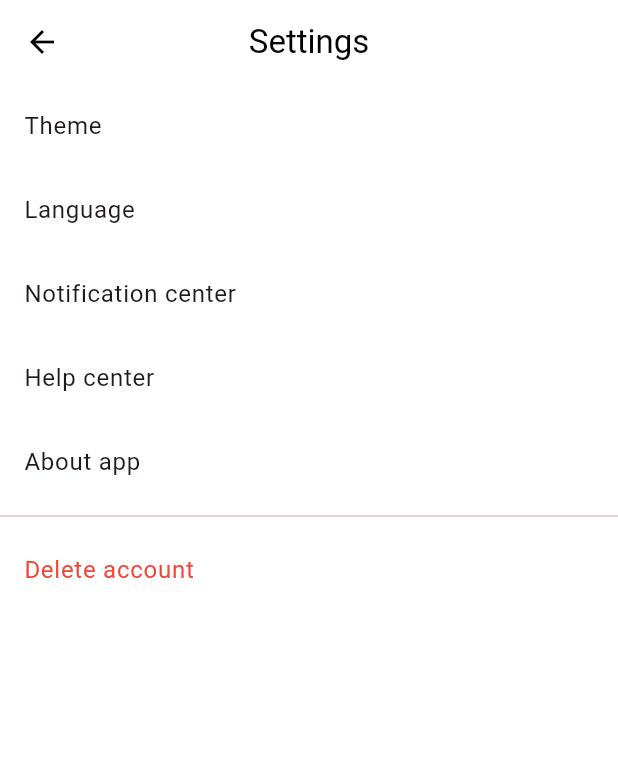
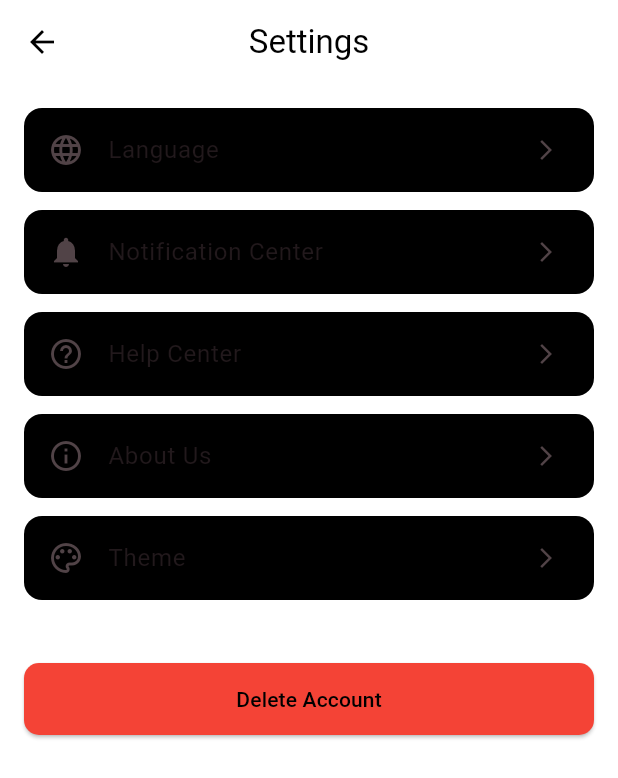
Before and after one commit to 6610685254/style-inspo, a Flutter app: the SettingsScreen screen opened directly, on a phone screen of 412 x 824 dp. Shown: the top 778 px of the screen. Run offline on Flutter 3.47's test engine with Material 3 defaults, Android fonts, the phone set to English and light mode, and no system bars; our stand-ins replace cloud_firestore, firebase_auth, firebase_core; accounts and stored records are empty.

Commit message:
Edit Setting Panel

```diff
--- a/lib/features/settings/settings_screen.dart
+++ b/lib/features/settings/settings_screen.dart
@@ -83,39 +83,80 @@ class SettingsScreen extends StatelessWidget {
     );
   }
 
+  Widget buildSettingItem(
+    BuildContext context, {
+    required IconData icon,
+    required String title,
+    required Widget page,
+  }) {
+    return Container(
+      margin: const EdgeInsets.only(bottom: 12),
+      decoration: BoxDecoration(
+        color: const Color.fromARGB(255, 0, 0, 0),
+        borderRadius: BorderRadius.circular(12),
+      ),
+      child: ListTile(
+        leading: Icon(icon),
+        title: Text(title),
+        trailing: const Icon(Icons.arrow_forward_ios, size: 16),
+        onTap: () => _open(context, page),
+      ),
+    );
+  }
+
   @override
   Widget build(BuildContext context) {
     return Scaffold(
       appBar: AppBar(title: const Text('Settings')),
-      body: ListView(
+      body: Padding(
+        padding: const EdgeInsets.all(16),
+        child: Column(
           children: [
-          ListTile(
-            title: const Text('Theme'),
-            onTap: () => _open(context, const ThemeScreen()),
+            buildSettingItem(
+              context,
+              icon: Icons.language,
+              title: "Language",
+              page: const LanguageScreen(),
             ),
-          ListTile(
-            title: const Text('Language'),
-            onTap: () => _open(context, const LanguageScreen()),
+            buildSettingItem(
+              context,
+              icon: Icons.notifications,
+              title: "Notification Center",
+              page: const NotificationScreen(),
             ),
-          ListTile(
-            title: const Text('Notification center'),
-            onTap: () => _open(context, const NotificationScreen()),
+            buildSettingItem(
+              context,
+              icon: Icons.help_outline,
+              title: "Help Center",
+              page: const HelpScreen(),
             ),
-          ListTile(
-            title: const Text('Help center'),
-            onTap: () => _open(context, const HelpScreen()),
+            buildSettingItem(
+              context,
+              icon: Icons.info_outline,
+              title: "About Us",
+              page: const AboutScreen(),
             ),
-          ListTile(
-            title: const Text('About app'),
-            onTap: () => _open(context, const AboutScreen()),
+            buildSettingItem(
+              context,
+              icon: Icons.color_lens_outlined,
+              title: "Theme",
+              page: const ThemeScreen(),
             ),
-          const Divider(),
-          ListTile(
-            title: const Text(
-              'Delete account',
-              style: TextStyle(color: Colors.red),
+
+            const SizedBox(height: 30),
+
+            //Delete Button
+            SizedBox(
+              width: double.infinity,
+              child: ElevatedButton(
+                style: ElevatedButton.styleFrom(
+                  backgroundColor: Colors.red,
+                  shape: RoundedRectangleBorder(
+                    borderRadius: BorderRadius.circular(10),
                   ),
-            onTap: () {
+                  padding: const EdgeInsets.symmetric(vertical: 14),
+                ),
+                onPressed: () {
                   showDialog(
                     context: context,
                     builder: (_) => AlertDialog(
@@ -142,8 +183,14 @@ class SettingsScreen extends StatelessWidget {
                     ),
                   );
                 },
+                child: const Text(
+                  "Delete Account",
+                  style: TextStyle(color: Colors.black),
+                ),
+              ),
             ),
           ],
+        ),
       ),
     );
   }
```
Lines whose indentation alone changed are shown as unchanged.
